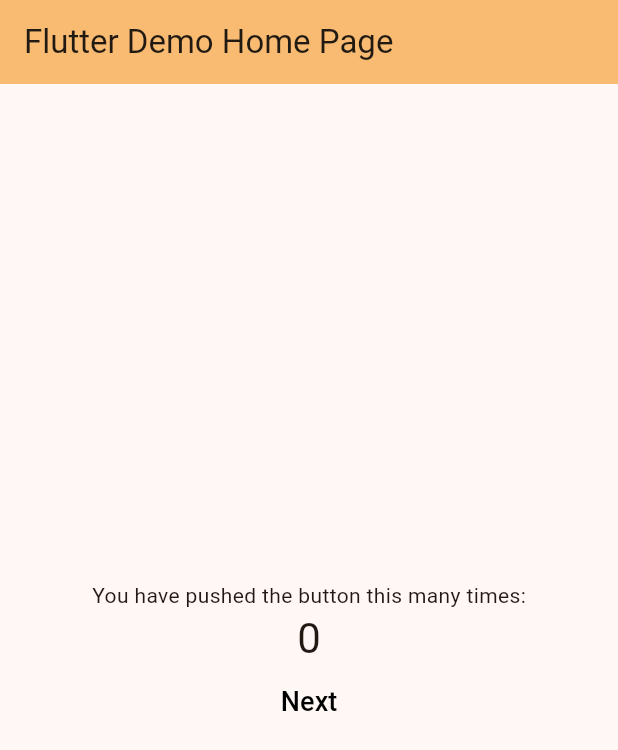
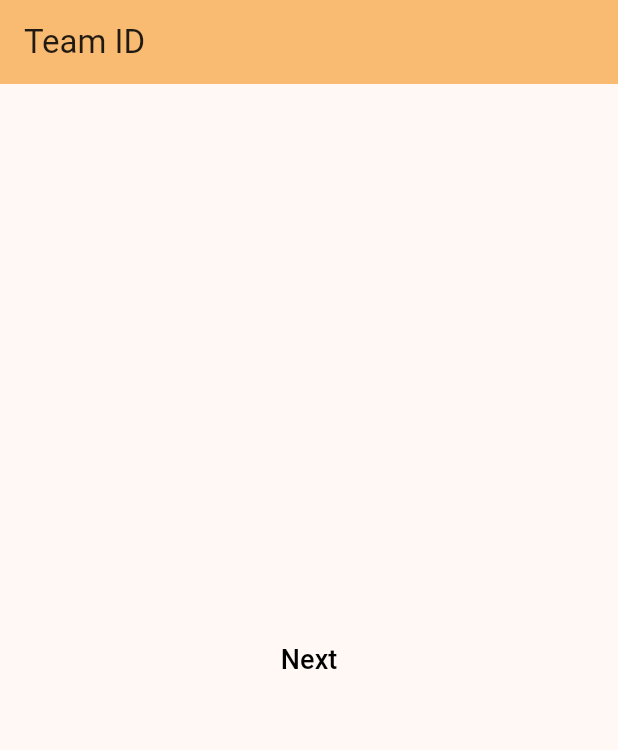
Before and after one commit to Nooberd-Incompat/chakravyuh-day-2, a Flutter app: the screen it shows after launch, on a phone screen of 412 x 824 dp. Shown: the top 750 px of the screen. Run offline on Flutter 3.47's test engine with Material 3 defaults, Android fonts, the phone set to English and light mode, and no system bars.

Commit message:
refactored main screen to team id page.

```diff
--- a/lib/main.dart
+++ b/lib/main.dart
@@ -1,4 +1,4 @@
-import 'package:chakravyuh/screens/home.dart';
+import 'package:chakravyuh/screens/team_id.dart';
 import 'package:flutter/material.dart';
 
 void main() {
@@ -12,13 +12,13 @@
   @override
   Widget build(BuildContext context) {
     return MaterialApp(
-      title: 'Flutter Demo',
+      title: 'Chakravyuh',
       theme: ThemeData(
         colorScheme: ColorScheme.fromSeed(
             seedColor: const Color.fromARGB(255, 214, 145, 49)),
         useMaterial3: true,
       ),
-      home: const MyHomePage(title: 'Flutter Demo Home Page'),
+      home: const TeamID(title: 'Team ID'),
     );
   }
 }
--- a/lib/screens/home.dart
+++ /dev/null
@@ -1,89 +0,0 @@
-import 'package:chakravyuh/screens/next_screen.dart';
-import 'package:chakravyuh/widgets/next_button.dart';
-import 'package:flutter/material.dart';
-
-class MyHomePage extends StatefulWidget {
-  const MyHomePage({super.key, required this.title});
-
-  // This widget is the home page of your application. It is stateful, meaning
-  // that it has a State object (defined below) that contains fields that affect
-  // how it looks.
-
-  // This class is the configuration for the state. It holds the values (in this
-  // case the title) provided by the parent (in this case the App widget) and
-  // used by the build method of the State. Fields in a Widget subclass are
-  // always marked "final".
-
-  final String title;
-
-  @override
-  State<MyHomePage> createState() => _MyHomePageState();
-}
-
-class _MyHomePageState extends State<MyHomePage> {
-  int _counter = 0;
-
-  void _incrementCounter() {
-    setState(() {
-      // This call to setState tells the Flutter framework that something has
-      // changed in this State, which causes it to rerun the build method below
-      // so that the display can reflect the updated values. If we changed
-      // _counter without calling setState(), then the build method would not be
-      // called again, and so nothing would appear to happen.
-      _counter++;
-    });
-  }
-
-  @override
-  Widget build(BuildContext context) {
-    // This method is rerun every time setState is called, for instance as done
-    // by the _incrementCounter method above.
-    //
-    // The Flutter framework has been optimized to make rerunning build methods
-    // fast, so that you can just rebuild anything that needs updating rather
-    // than having to individually change instances of widgets.
-    return Scaffold(
-      appBar: AppBar(
-        // TRY THIS: Try changing the color here to a specific color (to
-        // Colors.amber, perhaps?) and trigger a hot reload to see the AppBar
-        // change color while the other colors stay the same.
-        backgroundColor: Theme.of(context).colorScheme.inversePrimary,
-        // Here we take the value from the MyHomePage object that was created by
-        // the App.build method, and use it to set our appbar title.
-        title: Text(widget.title),
-      ),
-      body: Center(
-        // Center is a layout widget. It takes a single child and positions it
-        // in the middle of the parent.
-        child: Column(
-          // Column is also a layout widget. It takes a list of children and
-          // arranges them vertically. By default, it sizes itself to fit its
-          // children horizontally, and tries to be as tall as its parent.
-          //
-          // Column has various properties to control how it sizes itself and
-          // how it positions its children. Here we use mainAxisAlignment to
-          // center the children vertically; the main axis here is the vertical
-          // axis because Columns are vertical (the cross axis would be
-          // horizontal).
-          //
-          // TRY THIS: Invoke "debug painting" (choose the "Toggle Debug Paint"
-          // action in the IDE, or press "p" in the console), to see the
-          // wireframe for each widget.
-          mainAxisAlignment: MainAxisAlignment.center,
-          children: <Widget>[
-            const Text(
-              'You have pushed the button this many times:',
-            ),
-            Text(
-              '$_counter',
-              style: Theme.of(context).textTheme.headlineMedium,
-            ),
-            NextButton(
-              nextScreen: NextScreen(),
-            ),
-          ],
-        ),
-      ),
-    );
-  }
-}
--- a/lib/screens/next_screen.dart
+++ b/lib/screens/next_screen.dart
@@ -1,5 +1,6 @@
 // Example of a target screen to navigate to
 import 'package:flutter/material.dart';
+//this is a dummy next screen made for just testing the next button. Please delete this after other screens are implemented
 
 class NextScreen extends StatelessWidget {
   @override
--- /dev/null
+++ b/lib/screens/team_id.dart
@@ -0,0 +1,35 @@
+import 'package:chakravyuh/screens/next_screen.dart';
+import 'package:chakravyuh/widgets/next_button.dart';
+import 'package:flutter/material.dart';
+
+class TeamID extends StatefulWidget {
+  const TeamID({super.key, required this.title});
+
+  final String title;
+
+  @override
+  State<TeamID> createState() => _TeamIDState();
+}
+
+class _TeamIDState extends State<TeamID> {
+
+  @override
+  Widget build(BuildContext context) {
+    return Scaffold(
+      appBar: AppBar(
+        backgroundColor: Theme.of(context).colorScheme.inversePrimary,
+        title: Text(widget.title),
+      ),
+      body: Center(
+        child: Column(
+          mainAxisAlignment: MainAxisAlignment.center,
+          children: <Widget>[
+            NextButton(
+              nextScreen: NextScreen(),
+            ),
+          ],
+        ),
+      ),
+    );
+  }
+}
```
